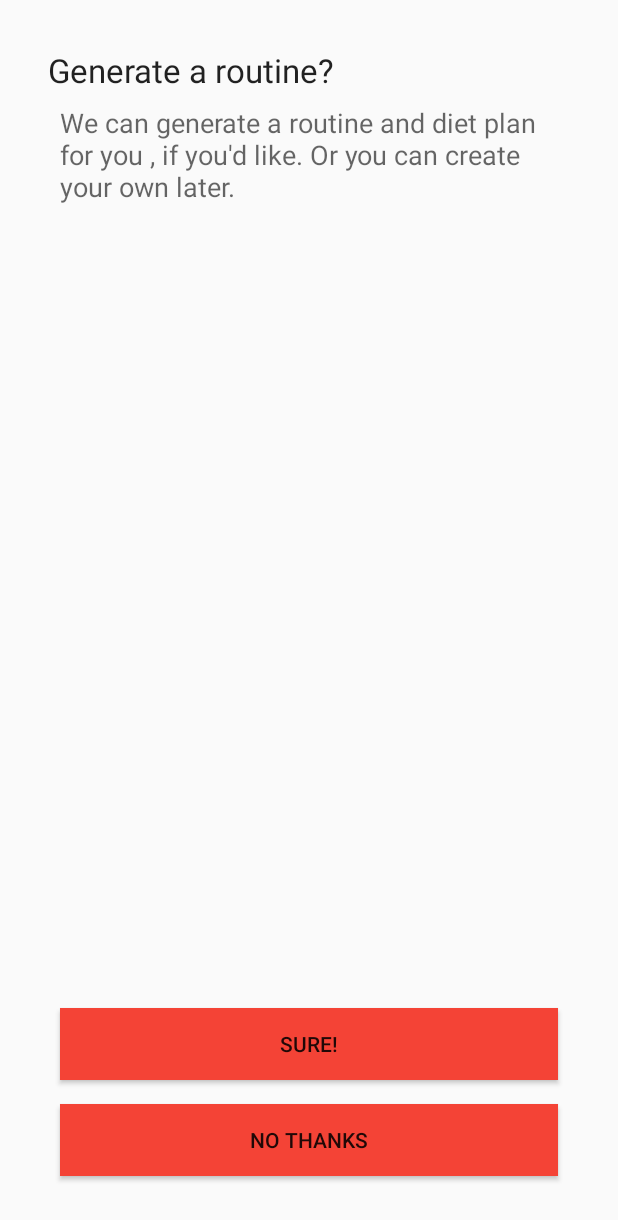
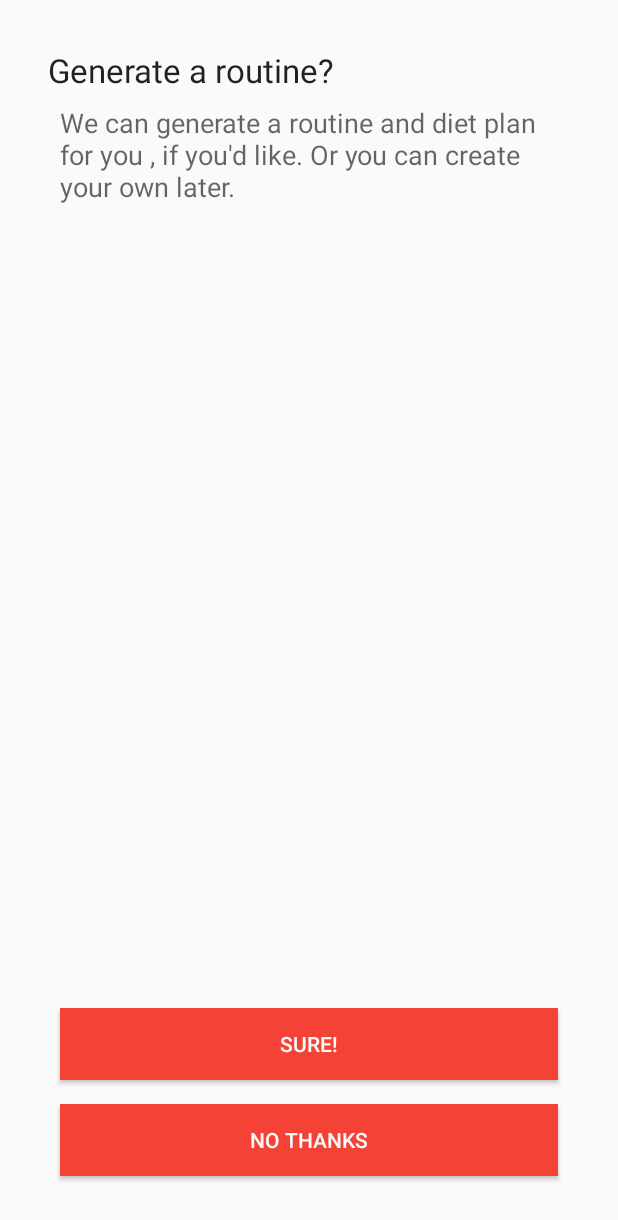
Before and after one commit to PeterMcteague/My-Fitness, an Android app: the SplashRoutineGeneration screen opened directly, with no data from a screen before it, on a phone screen of 412 x 824 dp. Shown: the top 1220 px of the screen. Run offline under Robolectric (Android 15) with nearby library versions, the phone set to English and light mode, and no system bars.

```diff
--- a/app/src/main/res/layout/activity_splash_routine_generation.xml
+++ b/app/src/main/res/layout/activity_splash_routine_generation.xml
@@ -47,15 +47,17 @@
                 android:layout_margin="8dp"
                 android:background="@color/colorPrimary"
                 android:foregroundGravity="bottom|left"
-                android:text="Sure!" />
+                android:text="Sure!"
+                android:textColor="@color/white" />
 
             <Button
                 android:id="@+id/splash_routine_generation_button_customize"
+                android:layout_width="match_parent"
                 android:layout_height="wrap_content"
-                android:layout_width="match_parent"
                 android:layout_margin="8dp"
                 android:background="@color/colorPrimary"
-                android:text="No thanks" />
+                android:text="No thanks"
+                android:textColor="@color/white" />
         </LinearLayout>
 
     </LinearLayout>
--- a/app/src/main/res/layout/app_bar_menu_screen.xml
+++ b/app/src/main/res/layout/app_bar_menu_screen.xml
@@ -15,7 +15,7 @@
             android:id="@+id/toolbar"
             android:layout_width="match_parent"
             android:layout_height="?attr/actionBarSize"
-            android:background="#d84949"
+            android:background="@color/colorPrimary"
             app:popupTheme="@style/AppTheme.PopupOverlay" />
     </android.support.design.widget.AppBarLayout>
 
```
Also changed, not shown: app/src/main/java/uk/ac/tees/gingerbread/myfitness/Activities/MenuScreen.java (+12 -0 lines), app/src/main/res/layout/content_menu_screen.xml (deleted, +0 -19 lines).
